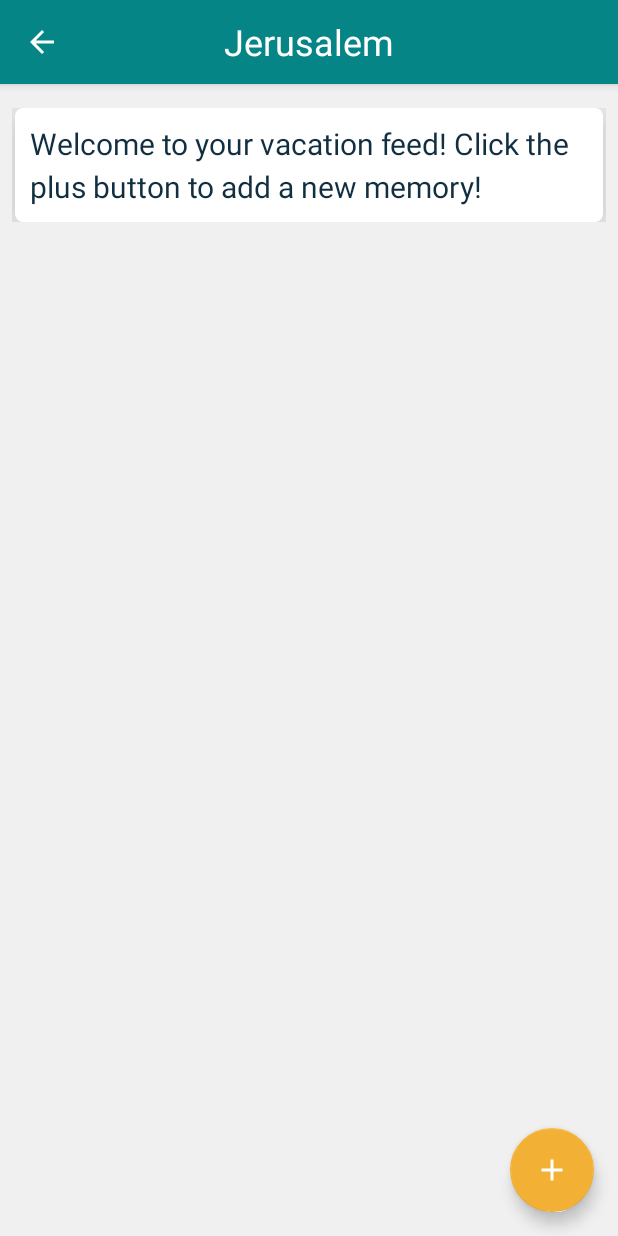
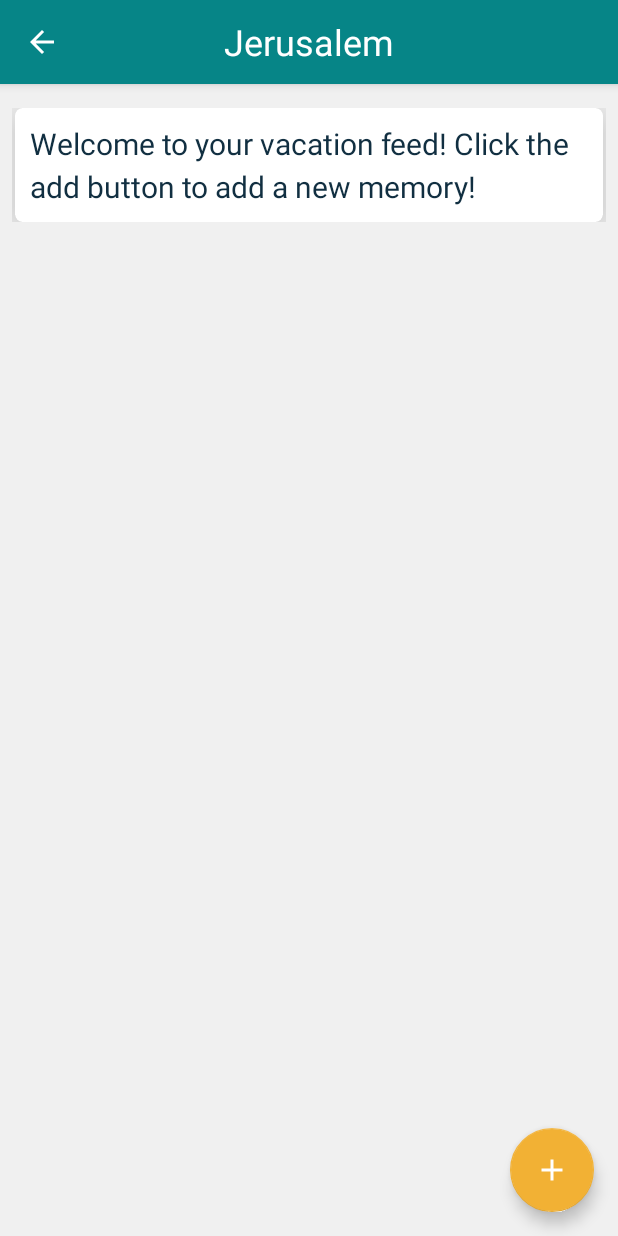
Before and after one commit to clairescout/MyTravelApp, an Android app: the screen it shows after launch (VacationFeedActivity), after a tap on "Jerusalem", on a phone screen of 412 x 824 dp. Run offline under Robolectric (Android 15) with nearby library versions, the phone set to English and light mode, and no system bars; libraries missing offline, so code that uses them is left out: com.spotify.android, com.spotify.protocol; 2 statements that could not run were skipped.

Commit message:
FAB text

```diff
--- a/app/src/main/java/com/example/clairescout/mytravelapp/VacationFeedActivity.java
+++ b/app/src/main/java/com/example/clairescout/mytravelapp/VacationFeedActivity.java
@@ -63,6 +63,9 @@ public class VacationFeedActivity extends AppCompatActivity {
     private FloatingActionButton addPhotoButton;
     private FloatingActionButton addTextButton;
     private FloatingActionButton addSongButton;
+    private TextView photoFABText;
+    private TextView textFABText;
+    private TextView songFABText;
     private RecyclerView memoryRecycler;
     private MemoryAdapter memoryAdapter;
     private TextView title;
@@ -144,7 +147,6 @@ public class VacationFeedActivity extends AppCompatActivity {
 
     @Override
     protected void onStart() {
-        System.out.println("onStart method");
         super.onStart();
         ConnectionParams connectionParams =
                 new ConnectionParams.Builder(CLIENT_ID)
@@ -160,7 +162,6 @@ public class VacationFeedActivity extends AppCompatActivity {
                         Log.d("VacationFeedActivity", "Connected! Yay!");
 
                         // Now you can start interacting with App Remote
-                        System.out.println("onStart, soon to be connected");
                         connected();
 
                     }
@@ -251,6 +252,10 @@ public class VacationFeedActivity extends AppCompatActivity {
             }
         });
 
+        photoFABText = findViewById(R.id.camera_text);
+        textFABText = findViewById(R.id.text_text);
+        songFABText = findViewById(R.id.spotify_text);
+
         addMediaButton = findViewById(R.id.add_media_floating_action_button);
         addMediaButton.setOnClickListener(new View.OnClickListener() {
             @Override
@@ -260,12 +265,20 @@ public class VacationFeedActivity extends AppCompatActivity {
                     findViewById(R.id.camera_button).setVisibility(View.VISIBLE);
                     findViewById(R.id.text_button).setVisibility(View.VISIBLE);
                     findViewById(R.id.spotify_button).setVisibility(View.VISIBLE);
+
+                    photoFABText.setVisibility(View.VISIBLE);
+                    textFABText.setVisibility(View.VISIBLE);
+                    songFABText.setVisibility(View.VISIBLE);
                 }
                 else {
                     actionButtonsHidden = true;
                     findViewById(R.id.camera_button).setVisibility(View.GONE);
                     findViewById(R.id.text_button).setVisibility(View.GONE);
                     findViewById(R.id.spotify_button).setVisibility(View.GONE);
+
+                    photoFABText.setVisibility(View.GONE);
+                    textFABText.setVisibility(View.GONE);
+                    songFABText.setVisibility(View.GONE);
                 }
             }
         });
@@ -288,8 +301,10 @@ public class VacationFeedActivity extends AppCompatActivity {
         super.onStop();
         VacationFeedPresenter.getInstance().removeInstructionCard();
         if (currentSongID != null) {
+            System.out.println("onStop 1");
             pauseMusic();
             SpotifyAppRemote.CONNECTOR.disconnect(mSpotifyAppRemote);
+            System.out.println("onStop 2");
         } else {
             super.onStop();
         }
--- a/app/src/main/java/presenters/VacationFeedPresenter.java
+++ b/app/src/main/java/presenters/VacationFeedPresenter.java
@@ -41,7 +41,7 @@ public class VacationFeedPresenter {
 
     public void addInstructionCard() {
         if (currentTrip.getMemories().size() == 0) {
-            Memory instructionCard = new Memory("Welcome to your vacation feed! Click the plus button to add a new memory!", "temp_memory");
+            Memory instructionCard = new Memory("Welcome to your vacation feed! Click the add button to add a new memory!", "temp_memory");
             currentTrip.addMemory(instructionCard);
         }
     }
--- a/app/src/main/res/layout/activity_vacation_feed.xml
+++ b/app/src/main/res/layout/activity_vacation_feed.xml
@@ -46,42 +46,93 @@
             android:layout_width="match_parent"
             android:layout_height="wrap_content" />
 
+        <LinearLayout
+            android:id="@+id/camera_info"
+            android:layout_width="wrap_content"
+            android:layout_height="wrap_content"
+            android:layout_alignParentRight="true"
+            android:layout_above="@+id/text_info"
+            android:orientation="horizontal">
+
             <TextView
                 android:id="@+id/camera_text"
                 android:layout_height="wrap_content"
                 android:layout_width="wrap_content"
+                android:visibility="gone"
                 android:background="@android:color/darker_gray"
-            />
+                android:padding="5dp"
+                android:layout_gravity="center_vertical"
+                android:text="@string/camera_label"
+                android:textColor="@android:color/white"/>
 
             <android.support.design.widget.FloatingActionButton
                 android:id="@+id/camera_button"
                 android:visibility="gone"
                 android:layout_width="wrap_content"
                 android:layout_height="wrap_content"
-            android:layout_alignParentRight="true"
-            android:layout_above="@+id/text_button"
                 android:layout_margin="@dimen/fab_margin"
                 android:src="@drawable/camera_white" />
+
+        </LinearLayout>
+
+        <LinearLayout
+            android:id="@+id/text_info"
+            android:layout_width="wrap_content"
+            android:layout_height="wrap_content"
+            android:layout_alignParentRight="true"
+            android:layout_above="@+id/spotify_info"
+            android:orientation="horizontal">
+
+            <TextView
+                android:id="@+id/text_text"
+                android:layout_height="wrap_content"
+                android:layout_width="wrap_content"
+                android:visibility="gone"
+                android:background="@android:color/darker_gray"
+                android:padding="5dp"
+                android:layout_gravity="center_vertical"
+                android:text="@string/text_label"
+                android:textColor="@android:color/white"/>
 
             <android.support.design.widget.FloatingActionButton
                 android:id="@+id/text_button"
                 android:visibility="gone"
                 android:layout_width="wrap_content"
                 android:layout_height="wrap_content"
-            android:layout_alignParentRight="true"
-            android:layout_above="@+id/spotify_button"
                 android:layout_margin="@dimen/fab_margin"
                 android:src="@drawable/text_white" />
+
+        </LinearLayout>
+
+        <LinearLayout
+            android:id="@+id/spotify_info"
+            android:layout_width="wrap_content"
+            android:layout_height="wrap_content"
+            android:layout_alignParentRight="true"
+            android:layout_above="@+id/add_media_floating_action_button"
+            android:orientation="horizontal">
+
+            <TextView
+                android:id="@+id/spotify_text"
+                android:layout_height="wrap_content"
+                android:layout_width="wrap_content"
+                android:layout_toLeftOf="@+id/spotify_button"
+                android:visibility="gone"
+                android:background="@android:color/darker_gray"
+                android:padding="5dp"
+                android:layout_gravity="center_vertical"
+                android:text="@string/song_label"
+                android:textColor="@android:color/white"/>
 
             <android.support.design.widget.FloatingActionButton
                 android:id="@+id/spotify_button"
                 android:visibility="gone"
                 android:layout_width="wrap_content"
                 android:layout_height="wrap_content"
-            android:layout_alignParentRight="true"
-            android:layout_above="@+id/add_media_floating_action_button"
                 android:layout_margin="@dimen/fab_margin"
                 android:src="@drawable/spotify_white" />
+
+        </LinearLayout>
 
         <android.support.design.widget.FloatingActionButton
             android:id="@+id/add_media_floating_action_button"
--- a/app/src/main/res/values/strings.xml
+++ b/app/src/main/res/values/strings.xml
@@ -14,4 +14,7 @@
     <string name="upload">Upload</string>
     <string name="journal_entry">Journal Entry</string>
     <string name="write_caption">Write Caption</string>
+    <string name="camera_label">Choose Picture</string>
+    <string name="text_label">Write Journal Entry</string>
+    <string name="song_label">Add Song</string>
 </resources>
```
Lines whose indentation alone changed are shown as unchanged.
